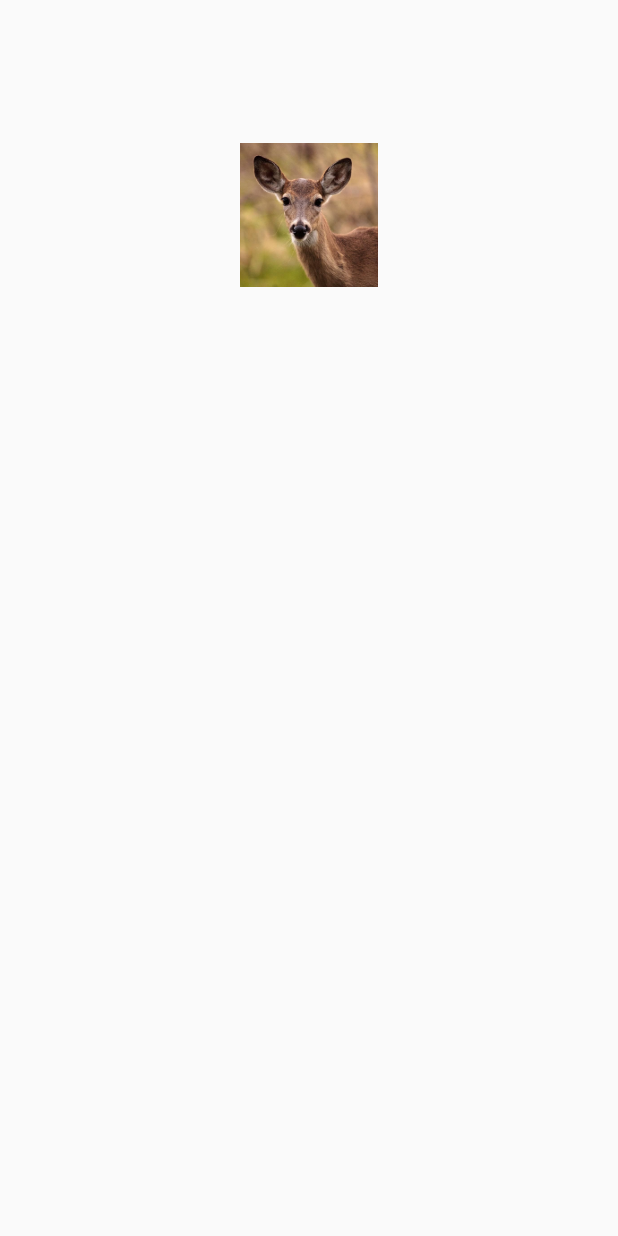
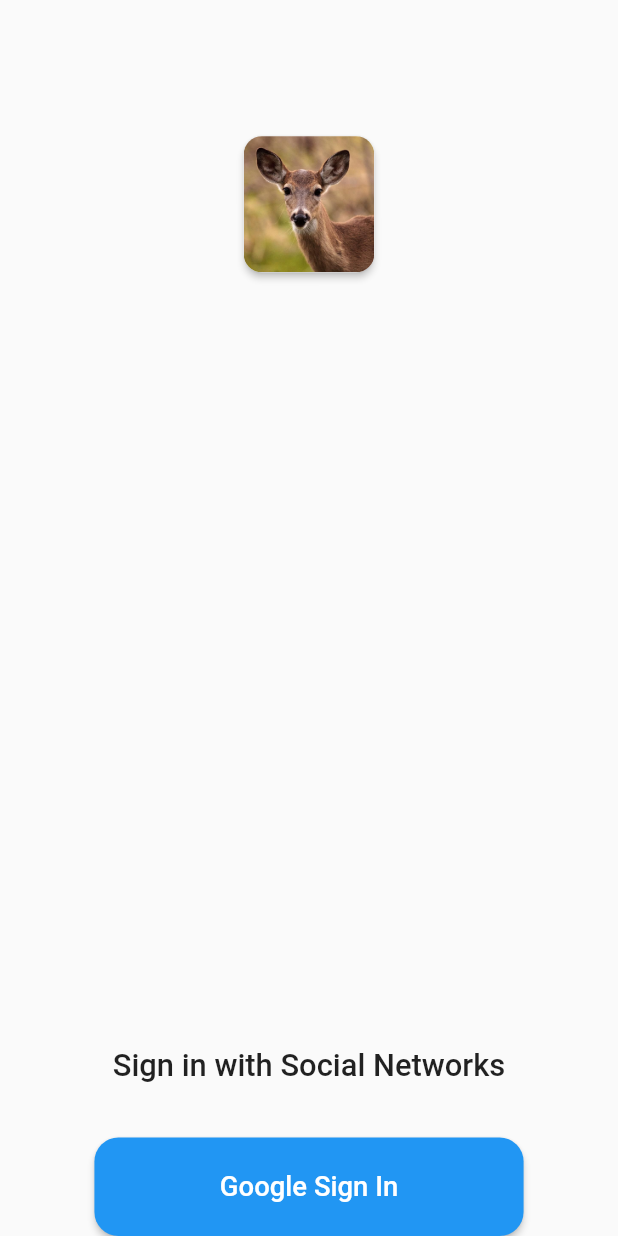
Before and after one commit to suhailthakrani/chat_app, a Flutter app: the SignInScreen screen opened directly, on a phone screen of 412 x 824 dp. Run offline on Flutter 3.47's test engine with Material 2 defaults, Android fonts, the phone set to English and light mode, and no system bars; our stand-ins replace cloud_firestore, dots_indicator, firebase_auth, firebase_core, flutter_screenutil, get and 2 more; missing offline and left inert: packages_info; accounts and stored records are empty.

Commit message:
Added google sign method, managing offline login services too! And also added user model user viewmodel/userstore and ...

```diff
--- /dev/null
+++ b/lib/common/entities/user_model.dart
@@ -0,0 +1,75 @@
+// ignore_for_file: public_member_api_docs, sort_constructors_first
+import 'dart:convert';
+
+class UserModel {
+  String? displayName;
+  String? email;
+  String? id;
+  String? photoUrl;
+  UserModel({
+    this.displayName,
+    this.email,
+    this.id,
+    this.photoUrl,
+  });
+
+  UserModel copyWith({
+    String? displayName,
+    String? email,
+    String? id,
+    String? photoUrl,
+  }) {
+    return UserModel(
+      displayName: displayName ?? this.displayName,
+      email: email ?? this.email,
+      id: id ?? this.id,
+      photoUrl: photoUrl ?? this.photoUrl,
+    );
+  }
+
+  Map<String, dynamic> toMap() {
+    return <String, dynamic>{
+      'displayName': displayName,
+      'email': email,
+      'id': id,
+      'photoUrl': photoUrl,
+    };
+  }
+
+  factory UserModel.fromMap(Map<String, dynamic> map) {
+    return UserModel(
+      displayName: map['displayName'] as String,
+      email: map['email'] as String,
+      id: map['id'] as String,
+      photoUrl: map['photoUrl'] as String,
+    );
+  }
+
+  String toJson() => json.encode(toMap());
+
+  factory UserModel.fromJson(String source) => UserModel.fromMap(json.decode(source) as Map<String, dynamic>);
+
+  @override
+  String toString() {
+    return 'UserModel(displayName: $displayName, email: $email, id: $id, photoUrl: $photoUrl)';
+  }
+
+  @override
+  bool operator ==(covariant UserModel other) {
+    if (identical(this, other)) return true;
+
+    return
+      other.displayName == displayName &&
+      other.email == email &&
+      other.id == id &&
+      other.photoUrl == photoUrl;
+  }
+
+  @override
+  int get hashCode {
+    return displayName.hashCode ^
+      email.hashCode ^
+      id.hashCode ^
+      photoUrl.hashCode;
+  }
+}
--- a/lib/common/routes/pages.dart
+++ b/lib/common/routes/pages.dart
@@ -25,7 +25,7 @@ class AppPages {
 
 
      GetPage(
-      name: AppRoutes.INITIAL,
+      name: AppRoutes.SIGN_IN,
       page: () => const SignInScreen(),
       binding: SignInBindings(),
       // middlewares: [
--- a/lib/common/services/storage.dart
+++ b/lib/common/services/storage.dart
@@ -11,7 +11,9 @@ class StorageService extends GetxService {
     return this;
   }
 
-
+  Future<bool> remove(String key)   async {
+    return await _preferences.remove(key);
+  }
   Future<bool> setString(String key, String value)   async {
     return await _preferences.setString(key, value);
   }
--- /dev/null
+++ b/lib/common/store/user_store.dart
@@ -0,0 +1,53 @@
+import 'dart:convert';
+
+import 'package:chat_app/common/services/storage.dart';
+import 'package:firebase_auth/firebase_auth.dart';
+import 'package:get/get.dart';
+
+import '../entities/user_model.dart';
+
+class UserStore extends GetxController{
+  String token = '';
+  RxBool _isLogin = false.obs;
+  final _profile = UserModel().obs;
+
+  RxBool get isLogin => _isLogin;
+  UserModel get profile => _profile.value;
+  bool get hasToken => token.isNotEmpty;
+
+  static UserStore get to => Get.find();
+
+
+  @override
+  void onInit() {
+    super.onInit();
+    token = StorageService.to.getString('STORAGE_USER_TOKEN_KEY');
+     var offlineProfile = StorageService.to.getString('STORAGE_USER_PROFILE_KEY');
+    if (offlineProfile.isNotEmpty) {
+      _isLogin.value = true;
+      _profile(UserModel.fromJson(jsonDecode(offlineProfile),),);
+    }
+  }
+
+  Future<void> setToken(String value) async {
+    await StorageService.to.setString('USER_STORAGE_TOKEN_KEY', value);
+    token = value;
+  }
+
+  Future<String> getProfile() async {
+    if (token.isEmpty) return '';
+    return StorageService.to.getString('STORAGE_USER_PROFILE_KEY');
+  }
+   saveProfile(UserModel user) {
+    _isLogin.value = true;
+    StorageService.to.setString('STORAGE_USER_PROFILE_KEY', jsonEncode(user));
+
+    setToken(user.id!);
+  }
+
+  Future<void> onLogOut() async {
+    await StorageService.to.remove('USER_STORAGE_TOKEN_KEY');
+    await StorageService.to.remove('USER_STORAGE_PROFILE_KEY');
+    _isLogin.value = false;
+  }
+}
--- a/lib/main.dart
+++ b/lib/main.dart
@@ -3,6 +3,7 @@ import 'package:chat_app/common/routes/pages.dart';
 import 'package:chat_app/common/services/storage.dart';
 import 'package:chat_app/common/store/config.dart';
 import 'package:chat_app/firebase_options.dart';
+import 'package:chat_app/screens/welcome/controller.dart';
 import 'package:firebase_core/firebase_core.dart';
 import 'package:flutter/material.dart';
 import 'package:flutter_screenutil/flutter_screenutil.dart';
@@ -12,6 +13,7 @@ Future<void> main() async {
   WidgetsFlutterBinding.ensureInitialized();
   await Get.putAsync<StorageService>(() => StorageService().init());
   Get.put<ConfigStrore>(ConfigStrore());
+  Get.put(WelcomeController());
   await Firebase.initializeApp(
     options: DefaultFirebaseOptions.currentPlatform,
   );
--- a/lib/screens/sign_in/controller.dart
+++ b/lib/screens/sign_in/controller.dart
@@ -1,13 +1,28 @@
+import 'package:chat_app/common/entities/user_model.dart';
 import 'package:chat_app/common/routes/names.dart';
 import 'package:chat_app/common/store/config.dart';
 import 'package:chat_app/screens/sign_in/state.dart';
 import 'package:chat_app/screens/welcome/state.dart';
+import 'package:cloud_firestore/cloud_firestore.dart';
+import 'package:firebase_core/firebase_core.dart';
 import 'package:get/get.dart';
+import 'package:google_sign_in/google_sign_in.dart';
+
+import '../../common/store/user_store.dart';
+
+
+GoogleSignIn _googleSignIn = GoogleSignIn(
+  scopes: <String> [
+    'openid'
+  ]
+);
 
 class SignInController extends GetxController {
 
   SignInController();
   final state = SignInState();
+  //
+  final db = FirebaseFirestore.instance;
 
   changePage(int index) async{
     state.index.value = index;
@@ -17,4 +32,20 @@ class SignInController extends GetxController {
     await ConfigStrore.to.saveAlreadyOpen();
     Get.offAndToNamed(AppRoutes.SIGN_IN);
   }
+
+  Future<void> handleSignIn() async {
+    try {
+      var user = await _googleSignIn.signIn();
+      if (user != null ) {
+        String displayName = user.displayName ?? user.email;
+        String email = user.email;
+        String id = user.id;
+        String photoUrl = user.photoUrl ?? '';
+        UserModel userProfile = UserModel(displayName: displayName, email: email, id: id, photoUrl: photoUrl);
+        UserStore.to.saveProfile(userProfile);
+      }
+    } catch (e) {
+
+    }
+  }
 }
--- a/lib/screens/sign_in/view.dart
+++ b/lib/screens/sign_in/view.dart
@@ -11,44 +11,65 @@ class SignInScreen extends GetView<SignInController> {
   @override
   Widget build(BuildContext context) {
     Widget _buildLogo() {
+      return Card(
+        margin: EdgeInsets.only(top: 76.h),
+        elevation: 2,
+        shape: RoundedRectangleBorder(
+          borderRadius: BorderRadius.circular(12),
+        ),
+        child: ClipRRect(
+          borderRadius: BorderRadius.circular(12),
+          child: Image.asset(
+            'assets/images/animals.jpg',
+            width: 76.w,
+            height: 76.h,
+            fit: BoxFit.cover,
+          ),
+        ),
+      );
+    }
+
+    Widget _buildSignInWidget() {
       return Container(
-        width: 110.w,
+        width: 295.w,
         margin: EdgeInsets.only(
           top: 80.h,
         ),
         child: Column(
           children: [
-            Container(
-              width: 80.w,
-              height: 80.h,
-              margin: EdgeInsets.symmetric(
-                horizontal: 15.w,
-              ),
-              child: Stack(
-                children: [
-                  Positioned(
-                    child: Container(
-                      decoration: BoxDecoration(
-                          color: Colors.grey.shade100,
-                          boxShadow: [
-                            BoxShadow(),
-                          ],
-                          borderRadius: BorderRadius.circular(35)),
-                      width: 80.w,
-                      child: Image.asset('assets/images/animals.jpg'),
+            Text(
+              "Sign in with Social Networks",
+              style: TextStyle(
+                color: Colors.black87,
+                fontWeight: FontWeight.w500,
+                fontSize: 18.sp,
+                height: 1,
               ),
             ),
-                  Positioned(
-                    child: Image.asset(
-                      'assets/images/animals.jpg',
-                      width: 80.w,
-                      height: 80.h,
-                      fit: BoxFit.cover,
+            SizedBox(
+              height: 30.h,
+            ),
+            SizedBox(
+              height: 55.h,
+              width: 250.w,
+              child: ElevatedButton(
+                onPressed: () {
+                  controller.handleSignIn();
+                },
+                style: ElevatedButton.styleFrom(
+                  shape: RoundedRectangleBorder(
+                    borderRadius: BorderRadius.circular(16),
                   ),
                 ),
-                ],
+                child: Text(
+                  "Google Sign In",
+                  style: TextStyle(
+                    fontWeight: FontWeight.w500,
+                    fontSize: 16.sp,
                   ),
                 ),
+              ),
+            )
           ],
         ),
       );
@@ -56,10 +77,15 @@ class SignInScreen extends GetView<SignInController> {
 
     return Scaffold(
       body: Center(
+        child: Container(
+          alignment: Alignment.center,
           child: Column(
             children: [
               _buildLogo(),
+              Spacer(),
+              _buildSignInWidget(),
             ],
+          ),
         ),
       ),
     );
```
Lines whose indentation alone changed are shown as unchanged.
